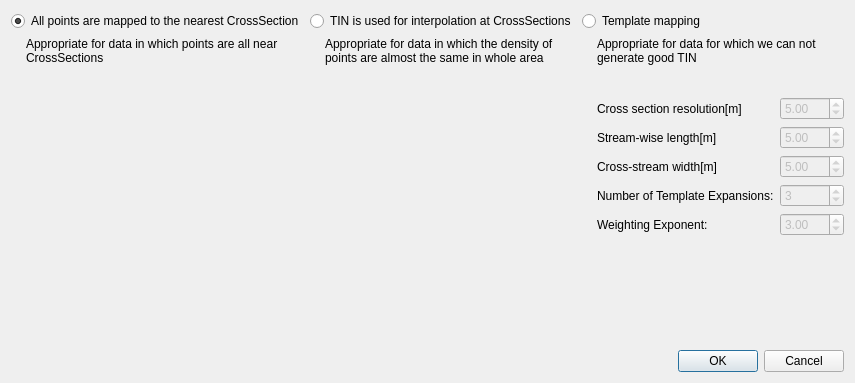
First picture: the form in apps/rivmaker/dialogs/mappingsettingdialog.ui, repository i-RIC/prepost-gui, before the edit.
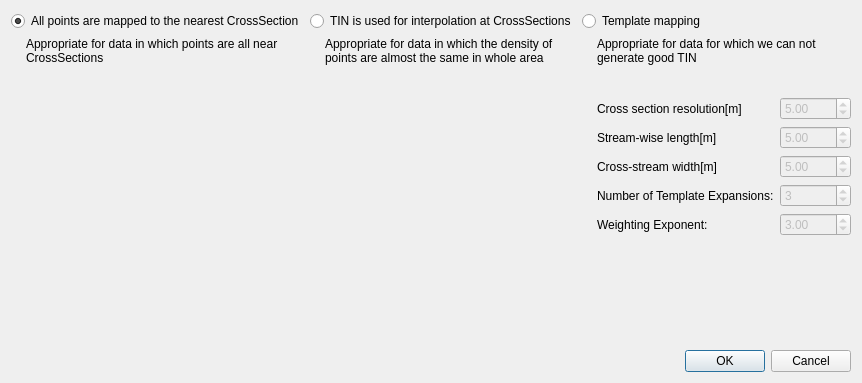
Second picture: the form after the edit. Icons and pictures are not drawn.

Commit message: Maximum values of real numbers on MappingSettingDialog changed.

Diff of the .ui file:
```diff
--- a/apps/rivmaker/dialogs/mappingsettingdialog.ui
+++ b/apps/rivmaker/dialogs/mappingsettingdialog.ui
@@ -292,7 +292,7 @@
               <double>0.010000000000000</double>
              </property>
              <property name="maximum">
-              <double>100.000000000000000</double>
+              <double>1000.000000000000000</double>
              </property>
              <property name="value">
               <double>5.000000000000000</double>
@@ -315,7 +315,7 @@
               <double>0.010000000000000</double>
              </property>
              <property name="maximum">
-              <double>100.000000000000000</double>
+              <double>1000.000000000000000</double>
              </property>
              <property name="value">
               <double>5.000000000000000</double>
@@ -338,7 +338,7 @@
               <double>0.010000000000000</double>
              </property>
              <property name="maximum">
-              <double>100.000000000000000</double>
+              <double>1000.000000000000000</double>
              </property>
              <property name="value">
               <double>5.000000000000000</double>
@@ -384,7 +384,7 @@
               <double>1.000000000000000</double>
              </property>
              <property name="maximum">
-              <double>10.000000000000000</double>
+              <double>100.000000000000000</double>
              </property>
              <property name="value">
               <double>3.000000000000000</double>
```
Left out of the diff: 6 changed lines with no effect on the pictures.
